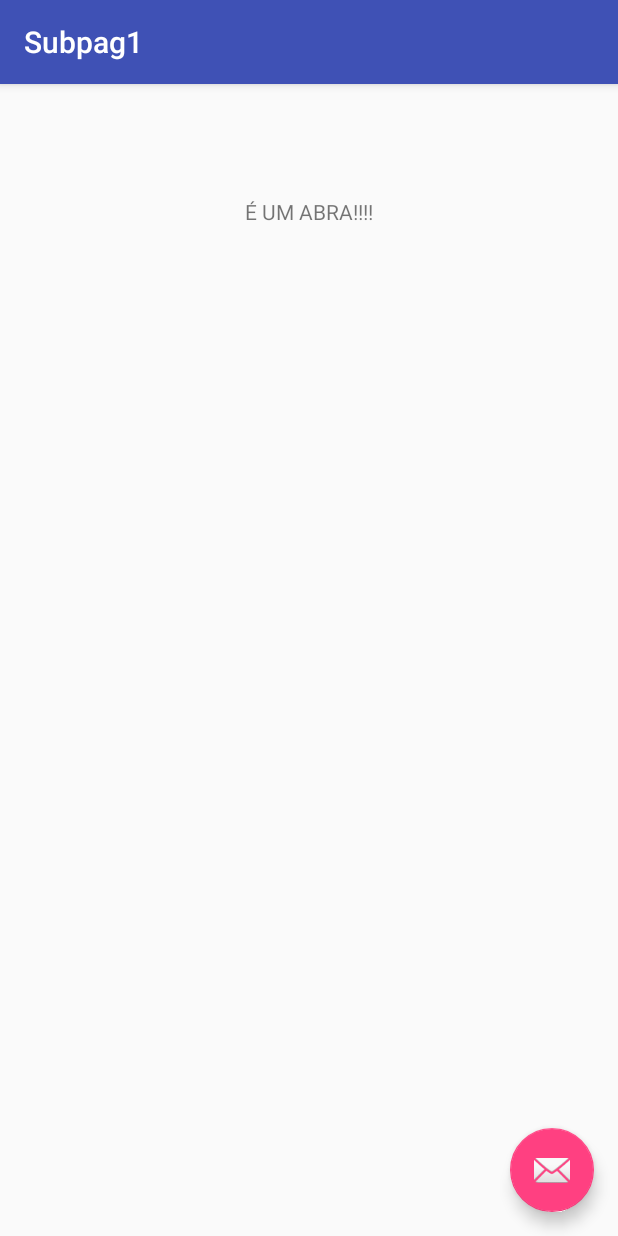
After one commit to andrepizani/HADPokedex, an Android app: the Subpag1 screen opened directly, with no data from a screen before it, on a phone screen of 412 x 824 dp. The commit adds this screen. Run offline under Robolectric (Android 15) with nearby library versions, the phone set to English and light mode, and no system bars.

Commit message:
Abra com som

```diff
--- a/app/src/main/AndroidManifest.xml
+++ b/app/src/main/AndroidManifest.xml
@@ -18,6 +18,10 @@
                 <category android:name="android.intent.category.LAUNCHER" />
             </intent-filter>
         </activity>
+        <activity
+            android:name=".Subpag1"
+            android:label="@string/title_activity_subpag1"
+            android:theme="@style/AppTheme.NoActionBar"></activity>
     </application>
 
 </manifest>
--- a/app/src/main/java/com/example/pokedex/had/hadpokedex/MainActivity.java
+++ b/app/src/main/java/com/example/pokedex/had/hadpokedex/MainActivity.java
@@ -1,5 +1,6 @@
 package com.example.pokedex.had.hadpokedex;
 
+import android.content.Intent;
 import android.os.Bundle;
 import android.support.design.widget.FloatingActionButton;
 import android.support.design.widget.Snackbar;
@@ -49,4 +50,8 @@ public class MainActivity extends AppCompatActivity {
 
         return super.onOptionsItemSelected(item);
     }
+    public void clique1(View view){
+        Intent intent = new Intent(this,Subpag1.class);
+        startActivity(intent);
+    }
 }
--- /dev/null
+++ b/app/src/main/java/com/example/pokedex/had/hadpokedex/Subpag1.java
@@ -0,0 +1,34 @@
+package com.example.pokedex.had.hadpokedex;
+
+import android.media.MediaPlayer;
+import android.os.Bundle;
+import android.support.design.widget.FloatingActionButton;
+import android.support.design.widget.Snackbar;
+import android.support.v7.app.AppCompatActivity;
+import android.support.v7.widget.Toolbar;
+import android.view.View;
+
+public class Subpag1 extends AppCompatActivity {
+
+    @Override
+    protected void onCreate(Bundle savedInstanceState) {
+        super.onCreate(savedInstanceState);
+        setContentView(R.layout.activity_subpag1);
+        Toolbar toolbar = (Toolbar) findViewById(R.id.toolbar);
+        setSupportActionBar(toolbar);
+
+        FloatingActionButton fab = (FloatingActionButton) findViewById(R.id.fab);
+        fab.setOnClickListener(new View.OnClickListener() {
+            @Override
+            public void onClick(View view) {
+                Snackbar.make(view, "Replace with your own action", Snackbar.LENGTH_LONG)
+                        .setAction("Action", null).show();
+            }
+        });
+        //MediaPlayer player=MediaPlayer.create(this,R.raw.sound);
+        MediaPlayer mySound;
+        mySound = MediaPlayer.create(this,R.raw.abra);
+        mySound.start();
+    }
+
+}
--- /dev/null
+++ b/app/src/main/res/layout/activity_subpag1.xml
@@ -0,0 +1,34 @@
+<?xml version="1.0" encoding="utf-8"?>
+<android.support.design.widget.CoordinatorLayout xmlns:android="http://schemas.android.com/apk/res/android"
+    xmlns:app="http://schemas.android.com/apk/res-auto"
+    xmlns:tools="http://schemas.android.com/tools"
+    android:layout_width="match_parent"
+    android:layout_height="match_parent"
+    android:fitsSystemWindows="true"
+    tools:context="com.example.pokedex.had.hadpokedex.Subpag1">
+
+    <android.support.design.widget.AppBarLayout
+        android:layout_width="match_parent"
+        android:layout_height="wrap_content"
+        android:theme="@style/AppTheme.AppBarOverlay">
+
+        <android.support.v7.widget.Toolbar
+            android:id="@+id/toolbar"
+            android:layout_width="match_parent"
+            android:layout_height="?attr/actionBarSize"
+            android:background="?attr/colorPrimary"
+            app:popupTheme="@style/AppTheme.PopupOverlay" />
+
+    </android.support.design.widget.AppBarLayout>
+
+    <include layout="@layout/content_subpag1" />
+
+    <android.support.design.widget.FloatingActionButton
+        android:id="@+id/fab"
+        android:layout_width="wrap_content"
+        android:layout_height="wrap_content"
+        android:layout_gravity="bottom|end"
+        android:layout_margin="@dimen/fab_margin"
+        app:srcCompat="@android:drawable/ic_dialog_email" />
+
+</android.support.design.widget.CoordinatorLayout>
--- /dev/null
+++ b/app/src/main/res/layout/content_subpag1.xml
@@ -0,0 +1,24 @@
+<?xml version="1.0" encoding="utf-8"?>
+<RelativeLayout xmlns:android="http://schemas.android.com/apk/res/android"
+    xmlns:app="http://schemas.android.com/apk/res-auto"
+    xmlns:tools="http://schemas.android.com/tools"
+    android:id="@+id/content_subpag1"
+    android:layout_width="match_parent"
+    android:layout_height="match_parent"
+    android:paddingBottom="@dimen/activity_vertical_margin"
+    android:paddingLeft="@dimen/activity_horizontal_margin"
+    android:paddingRight="@dimen/activity_horizontal_margin"
+    android:paddingTop="@dimen/activity_vertical_margin"
+    app:layout_behavior="@string/appbar_scrolling_view_behavior"
+    tools:context="com.example.pokedex.had.hadpokedex.Subpag1"
+    tools:showIn="@layout/activity_subpag1">
+
+    <TextView
+        android:text="É UM ABRA!!!!"
+        android:layout_width="wrap_content"
+        android:layout_height="wrap_content"
+        android:id="@+id/textView2"
+        android:layout_marginTop="59dp"
+        android:layout_alignParentTop="true"
+        android:layout_centerHorizontal="true" />
+</RelativeLayout>
--- a/app/src/main/res/values/strings.xml
+++ b/app/src/main/res/values/strings.xml
@@ -1,4 +1,5 @@
 <resources>
     <string name="app_name">HAD Pokedex</string>
     <string name="action_settings">Settings</string>
+    <string name="title_activity_subpag1">Subpag1</string>
 </resources>
```
Also changed, not shown: app/src/main/res/layout/content_main.xml (+50 -2 lines), app/src/main/ic_launcher_ab-web.png (added), app/src/main/ic_launcher_abra-web.png (added), app/src/main/res/mipmap-hdpi/ic_launcher_ab.png (added), app/src/main/res/mipmap-mdpi/ic_launcher_ab.png (added), app/src/main/res/mipmap-xhdpi/ic_launcher_ab.png (added), app/src/main/res/mipmap-xxhdpi/ic_launcher_ab.png (added), app/src/main/res/mipmap-xxxhdpi/ic_launcher_ab.png (added).
